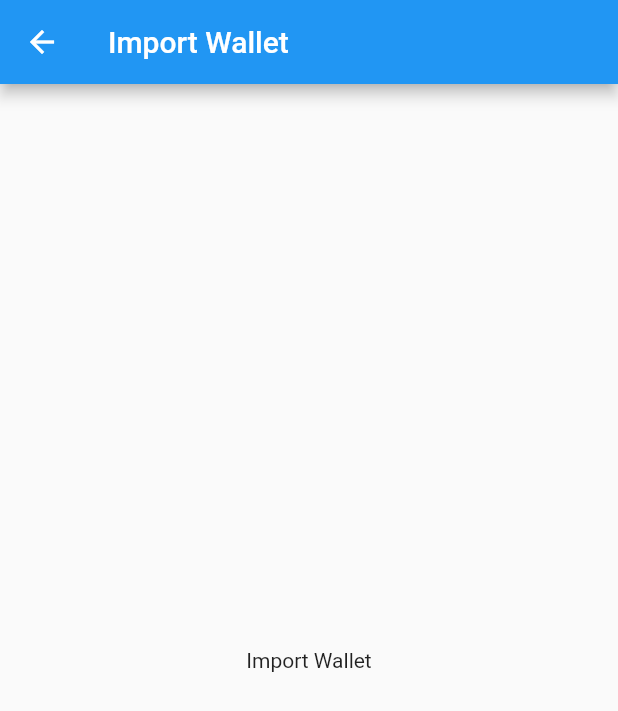
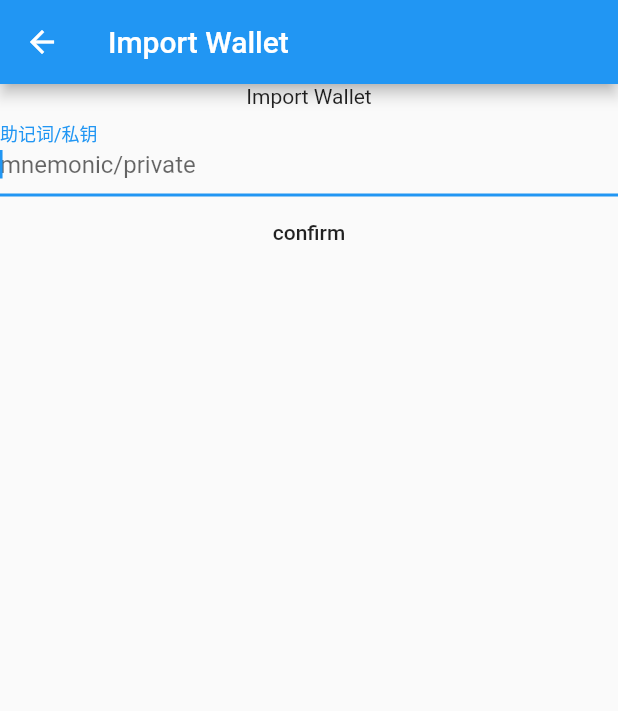
Before and after one commit to weixuefeng/force, a Flutter app: the ImportWalletPage screen opened directly, on a phone screen of 412 x 824 dp. Shown: the top 711 px of the screen. Run offline on Flutter 3.47's test engine with Material 2 defaults, Android fonts, the phone set to English and light mode, and no system bars; our stand-ins replace convert; missing offline and left inert: flutter_trust_wallet_core.

Commit message:
feat: add import mnemonic

```diff
--- a/lib/page/create.dart
+++ b/lib/page/create.dart
@@ -2,7 +2,7 @@
  * @Author: pony@diynova.com
  * @Date: 2022-05-16 18:36:04
  * @LastEditors: pony@diynova.com
- * @LastEditTime: 2022-05-16 21:33:27
+ * @LastEditTime: 2022-05-17 09:25:48
  * @FilePath: /tech_research/forcewallet/lib/page/create.dart
  * @Description:
  */
--- a/lib/page/import.dart
+++ b/lib/page/import.dart
@@ -2,11 +2,14 @@
  * @Author: pony@diynova.com
  * @Date: 2022-05-16 18:36:04
  * @LastEditors: pony@diynova.com
- * @LastEditTime: 2022-05-16 19:02:43
- * @FilePath: /tech_research/forcewallet/lib/page/import.dart
+ * @LastEditTime: 2022-05-17 11:22:55
+ * @FilePath: /forcewallet/lib/page/import.dart
  * @Description:
  */
+import 'package:convert/convert.dart';
 import 'package:flutter/material.dart';
+import 'package:flutter_trust_wallet_core/flutter_trust_wallet_core.dart';
+import 'package:flutter_trust_wallet_core/trust_wallet_core_ffi.dart';
 
 class ImportWalletPage extends StatefulWidget {
   const ImportWalletPage({Key? key}) : super(key: key);
@@ -16,10 +19,14 @@ class ImportWalletPage extends StatefulWidget {
 }
 
 class _CreateImportState extends State<ImportWalletPage> {
+  final TextEditingController _mInputContentController =
+      TextEditingController();
+
   @override
   void initState() {
-    print("init import");
-    super.initState();
+    // _unameController.addListener(() {
+    //   print(_unameController.text);
+    // });
   }
 
   @override
@@ -28,9 +35,62 @@ class _CreateImportState extends State<ImportWalletPage> {
       appBar: AppBar(
         title: const Text('Import Wallet'),
       ),
-      body: const Center(
-        child: Text('Import Wallet'),
+      body: Column(
+        children: <Widget>[
+          const Text('Import Wallet'),
+          TextField(
+            autofocus: true,
+            controller: _mInputContentController,
+            decoration: const InputDecoration(
+              labelText: "助记词/私钥",
+              hintText: 'mnemonic/private',
+            ),
+          ),
+          MaterialButton(
+              onPressed: () => {import()}, child: const Text("confirm"))
+        ],
       ),
     );
   }
+
+  void import() {
+    var input = _mInputContentController.text.trim();
+    if (input.startsWith("{")) {
+      // import json
+      importJson(input);
+    } else if (input.contains(" ")) {
+      // import mnemonic
+      importMnemonic(input);
+    } else {
+      // import private key
+      importPrivate(input);
+    }
+  }
+
+  void importMnemonic(String mnemonic) {
+    /// todo: check mnemonic
+    var hdWallet = HDWallet.createWithMnemonic(mnemonic);
+    var newAddress = hdWallet.getAddressForCoin(TWCoinType.TWCoinTypeNewChain);
+    var ethAddress = hdWallet.getAddressForCoin(TWCoinType.TWCoinTypeEthereum);
+    print("newAddress: $newAddress, ethAddress: $ethAddress");
+    var newPrivate =
+        hdWallet.getKeyForCoin(TWCoinType.TWCoinTypeNewChain).data();
+    var ethPrivate =
+        hdWallet.getKeyForCoin(TWCoinType.TWCoinTypeEthereum).data();
+    var hexNewPrivateKey = hex.encode(newPrivate);
+    var hexEthPrivateKey = hex.encode(ethPrivate);
+    print("newPrivate: $hexNewPrivateKey,\r\n ethPrivate: $hexEthPrivateKey");
+    var k1Master = hdWallet.getMaterKey(TWCurve.TWCurveSECP256k1).data();
+    var r1Master = hdWallet.getMaterKey(TWCurve.TWCurveNIST256p1).data();
+    print(
+        "master k1: ${hex.encode(k1Master)},\r\n master r1: ${hex.encode(r1Master)}");
+  }
+
+  void importPrivate(String privateKey) {
+    /// todo: check private key
+  }
+
+  void importJson(String json) {
+    /// todo: check json
+  }
 }
--- a/pubspec.yaml
+++ b/pubspec.yaml
@@ -34,6 +34,7 @@ dependencies:
   # The following adds the Cupertino Icons font to your application.
   # Use with the CupertinoIcons class for iOS style icons.
   cupertino_icons: ^1.0.2
+  convert: ^3.0.1
   flutter_trust_wallet_core:
     git:
       url: https://github.com/weixuefeng/flutter_trust_wallet_core_lib_include.git
```
Also changed, not shown: pubspec.lock.
